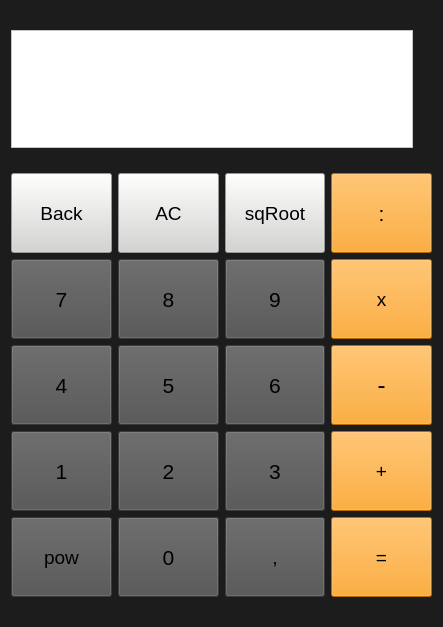
Before: the Qt Designer form kalkulator/kalkulator.ui in AlexOfRivia/QtCalculator, drawn with Qt 5.
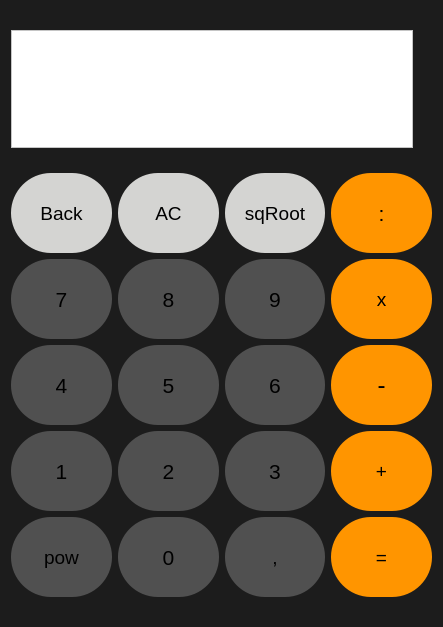
After: the same form once the commit is applied.

Commit message: changes the calculator UI a bit

Patch:
```diff
--- a/kalkulator/kalkulator.ui
+++ b/kalkulator/kalkulator.ui
@@ -76,7 +76,8 @@
         <property name="styleSheet">
          <string notr="true">QPushButton
 {
-	background: rgb(80,80,80)
+	background: rgb(80,80,80);
+	border-radius: 40px
 }
 </string>
         </property>
@@ -101,7 +102,8 @@
         <property name="styleSheet">
          <string notr="true">QPushButton
 {
-	background: rgb(212,212,210)
+	background: rgb(212,212,210);
+	border-radius: 40px
 }
 </string>
         </property>
@@ -126,7 +128,8 @@
         <property name="styleSheet">
          <string notr="true">QPushButton
 {
-	background: rgb(80,80,80)
+	background: rgb(80,80,80);
+	border-radius: 40px
 }
 </string>
         </property>
@@ -151,7 +154,8 @@
         <property name="styleSheet">
          <string notr="true">QPushButton
 {
-	background: rgb(212,212,210)
+	background: rgb(212,212,210);
+	border-radius: 40px
 }
 </string>
         </property>
@@ -176,7 +180,8 @@
         <property name="styleSheet">
          <string notr="true">QPushButton
 {
-	background: rgb(255,149,0)
+	background: rgb(255,149,0);
+	border-radius: 40px
 }</string>
         </property>
         <property name="text">
@@ -200,7 +205,8 @@
         <property name="styleSheet">
          <string notr="true">QPushButton
 {
-	background: rgb(80,80,80)
+	background: rgb(80,80,80);
+	border-radius: 40px
 }
 </string>
         </property>
@@ -225,7 +231,8 @@
         <property name="styleSheet">
          <string notr="true">QPushButton
 {
-	background: rgb(80,80,80)
+	background: rgb(80,80,80);
+	border-radius: 40px
 }
 </string>
         </property>
@@ -250,7 +257,8 @@
         <property name="styleSheet">
          <string notr="true">QPushButton
 {
-	background: rgb(80,80,80)
+	background: rgb(80,80,80);
+	border-radius: 40px
 }
 </string>
         </property>
@@ -275,7 +283,8 @@
         <property name="styleSheet">
          <string notr="true">QPushButton
 {
-	background: rgb(212,212,210)
+	background: rgb(212,212,210);
+	border-radius: 40px
 }
 </string>
         </property>
@@ -300,7 +309,8 @@
         <property name="styleSheet">
          <string notr="true">QPushButton
 {
-	background: rgb(255,149,0)
+	background: rgb(255,149,0);
+	border-radius: 40px
 }</string>
         </property>
         <property name="text">
@@ -324,7 +334,8 @@
         <property name="styleSheet">
          <string notr="true">QPushButton
 {
-	background: rgb(80,80,80)
+	background: rgb(80,80,80);
+	border-radius: 40px
 }
 </string>
         </property>
@@ -349,7 +360,8 @@
         <property name="styleSheet">
          <string notr="true">QPushButton
 {
-	background: rgb(80,80,80)
+	background: rgb(80,80,80);
+	border-radius: 40px
 }
 </string>
         </property>
@@ -374,7 +386,8 @@
         <property name="styleSheet">
          <string notr="true">QPushButton
 {
-	background: rgb(255,149,0)
+	background: rgb(255,149,0);
+	border-radius: 40px
 }</string>
         </property>
         <property name="text">
@@ -398,7 +411,8 @@
         <property name="styleSheet">
          <string notr="true">QPushButton
 {
-	background: rgb(80,80,80)
+	background: rgb(80,80,80);
+	border-radius: 40px
 }
 </string>
         </property>
@@ -423,7 +437,8 @@
         <property name="styleSheet">
          <string notr="true">QPushButton
 {
-	background: rgb(80,80,80)
+	background: rgb(80,80,80);
+	border-radius: 40px
 }
 </string>
         </property>
@@ -448,8 +463,10 @@
         <property name="styleSheet">
          <string notr="true">QPushButton
 {
-	background: rgb(255,149,0)
-}</string>
+	background: rgb(255,149,0);
+	border-radius: 40px
+}
+</string>
         </property>
         <property name="text">
          <string>x</string>
@@ -472,7 +489,8 @@
         <property name="styleSheet">
          <string notr="true">QPushButton
 {
-	background: rgb(80,80,80)
+	background: rgb(80,80,80);
+	border-radius: 40px
 }
 </string>
         </property>
@@ -497,7 +515,8 @@
         <property name="styleSheet">
          <string notr="true">QPushButton
 {
-	background: rgb(255,149,0)
+	background: rgb(255,149,0);
+	border-radius: 40px
 }</string>
         </property>
         <property name="text">
@@ -521,7 +540,8 @@
         <property name="styleSheet">
          <string notr="true">QPushButton
 {
-	background: rgb(80,80,80)
+	background: rgb(80,80,80);
+	border-radius: 40px
 }
 </string>
         </property>
@@ -546,7 +566,8 @@
         <property name="styleSheet">
          <string notr="true">QPushButton
 {
-	background: rgb(80,80,80)
+	background: rgb(80,80,80);
+	border-radius: 40px
 }
 </string>
         </property>
```
The commit also changes 1 other file.
